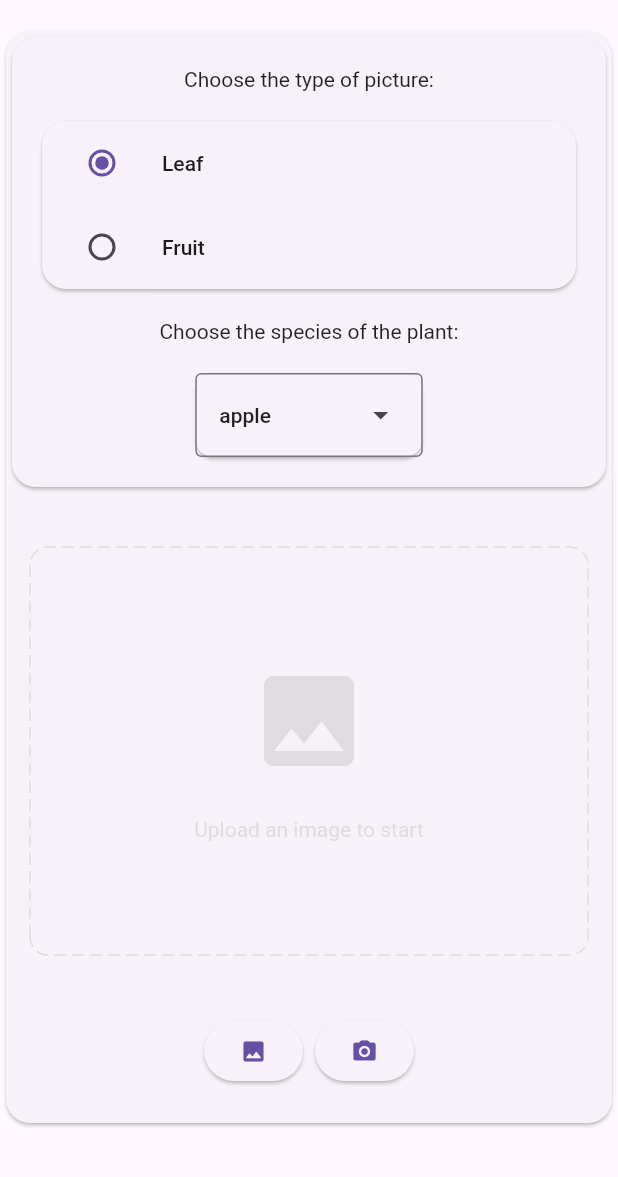
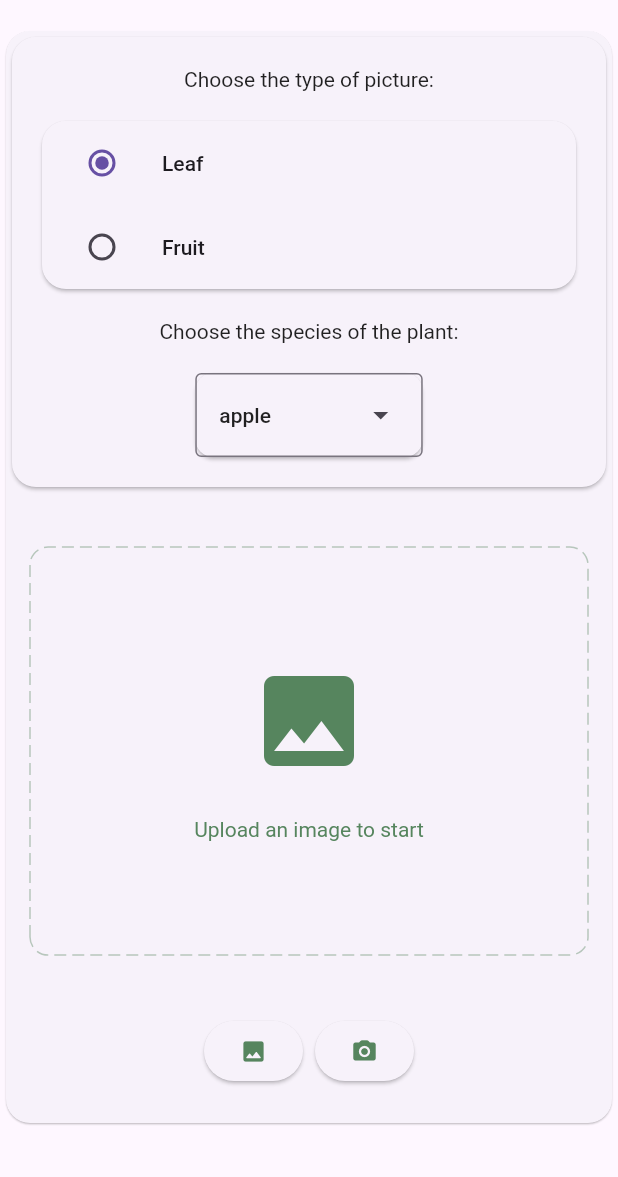
Before and after one commit to HemanthGaddey/Crop-health-monitor-app, a Flutter app: the AnalyzePage screen opened directly, on a phone screen of 412 x 824 dp, the part 59-1236 px from its top. Run offline on Flutter 3.47's test engine with Material 2 defaults, Android fonts, the phone set to English and light mode, and no system bars; drawn by our look-alikes of dotted_border; our stand-ins replace firebase_auth, firebase_core, flutter_svg, go_router, google_fonts, image_cropper and 1 more; missing offline and left inert: firebase_ui_auth; accounts and stored records are empty.

Commit message:
Added some color modifications to analyze pages

```diff
--- a/lib/pages/analyze_screen.dart
+++ b/lib/pages/analyze_screen.dart
@@ -116,7 +116,7 @@ class _AnalyzePageState extends State<AnalyzePage> {
           Padding(
             padding: const EdgeInsets.symmetric(horizontal: 16),
             child: Card(
-              elevation: 1.0,
+              elevation: 5.0,
               child: Padding(
                 padding: const EdgeInsets.all(16.0),
                 child: Column(
@@ -180,7 +180,7 @@ class _AnalyzePageState extends State<AnalyzePage> {
               onPressed: () {
                 _clear();
               },
-              backgroundColor: Colors.blueAccent,
+              backgroundColor: Colors.redAccent,
               tooltip: 'Delete',
               child: const Icon(Icons.delete),
             ),
@@ -199,11 +199,14 @@ class _AnalyzePageState extends State<AnalyzePage> {
             else
               Padding(
                 padding: const EdgeInsets.only(left: 32.0),
-                child: FloatingActionButton(
-                  onPressed: () {},
-                  backgroundColor: const Color.fromARGB(255, 28, 199, 119),
-                  tooltip: 'Crop',
-                  child: const Text("Analyze"),
+                child: SizedBox(
+                  width: 100,
+                  child: FloatingActionButton(
+                    onPressed: () {},
+                    backgroundColor: const Color.fromARGB(255, 28, 199, 119),
+                    tooltip: 'Crop',
+                    child: const Text("Analyze"),
+                  ),
                 ),
               ),
           ],
@@ -217,7 +220,7 @@ class _AnalyzePageState extends State<AnalyzePage> {
       child: Column(
         children: [
           Card(
-            elevation: 1.0,
+            elevation: 0.5,
             shape: RoundedRectangleBorder(
               borderRadius: BorderRadius.circular(16.0),
             ),
@@ -240,7 +243,7 @@ class _AnalyzePageState extends State<AnalyzePage> {
                         borderType: BorderType.RRect,
                         dashPattern: const [8, 4],
                         color:
-                            Theme.of(context).highlightColor.withOpacity(0.4),
+                            Color.fromARGB(255, 86, 133, 94).withOpacity(0.4),
                         child: Center(
                           child: Column(
                             mainAxisSize: MainAxisSize.min,
@@ -248,26 +251,14 @@ class _AnalyzePageState extends State<AnalyzePage> {
                             children: [
                               Icon(
                                 Icons.image,
-                                color: Theme.of(context).highlightColor,
+                                color: Color.fromARGB(255, 86, 133, 94),
                                 size: 80.0,
                               ),
                               const SizedBox(height: 24.0),
-                              Text(
-                                'Upload an image to start',
-                                style: kIsWeb
-                                    ? Theme.of(context)
-                                        .textTheme
-                                        .headlineSmall!
-                                        .copyWith(
-                                            color: Theme.of(context)
-                                                .highlightColor)
-                                    : Theme.of(context)
-                                        .textTheme
-                                        .bodyMedium!
-                                        .copyWith(
-                                            color: Theme.of(context)
-                                                .highlightColor),
-                              )
+                              Text('Upload an image to start',
+                                  style: TextStyle(
+                                    color: Color.fromARGB(255, 86, 133, 94),
+                                  ))
                             ],
                           ),
                         ),
@@ -283,14 +274,20 @@ class _AnalyzePageState extends State<AnalyzePage> {
                             onPressed: () {
                               _pickImageFromGallery();
                             },
-                            child: const Icon(Icons.insert_photo_rounded),
+                            child: const Icon(
+                              Icons.insert_photo_rounded,
+                              color: Color.fromARGB(255, 86, 133, 94),
+                            ),
                           ),
-                          SizedBox(width: 8),
+                          const SizedBox(width: 8),
                           ElevatedButton(
                             onPressed: () {
                               _pickImageFromCamera();
                             },
-                            child: const Icon(Icons.camera_alt_rounded),
+                            child: const Icon(
+                              Icons.camera_alt_rounded,
+                              color: Color.fromARGB(255, 86, 133, 94),
+                            ),
                           ),
                         ],
                       )),
@@ -312,7 +309,7 @@ class _AnalyzePageState extends State<AnalyzePage> {
         uiSettings: [
           AndroidUiSettings(
             toolbarTitle: 'Cropper',
-            toolbarColor: Colors.blueAccent,
+            toolbarColor: Color.fromARGB(255, 86, 133, 94),
             toolbarWidgetColor: Colors.white,
             initAspectRatio: CropAspectRatioPreset.original,
             lockAspectRatio: false,
--- a/lib/pages/home_screen.dart
+++ b/lib/pages/home_screen.dart
@@ -137,7 +137,7 @@ class _HomeScreenState extends State<HomeScreen> {
                             flex: 1,
                             child: FloatingActionButton(
                               onPressed: () {
-                                context.push('/analyze');
+                                context.push('/about');
                               },
                               backgroundColor:
                                   Color.fromARGB(255, 229, 220, 165),
--- /dev/null
+++ b/lib/pages/onboarding_screen.dart
@@ -0,0 +1 @@
+import "package:flutter/material.dart";
```
Also changed, not shown: lib/pages/about_screen.dart (+54 -5 lines).
